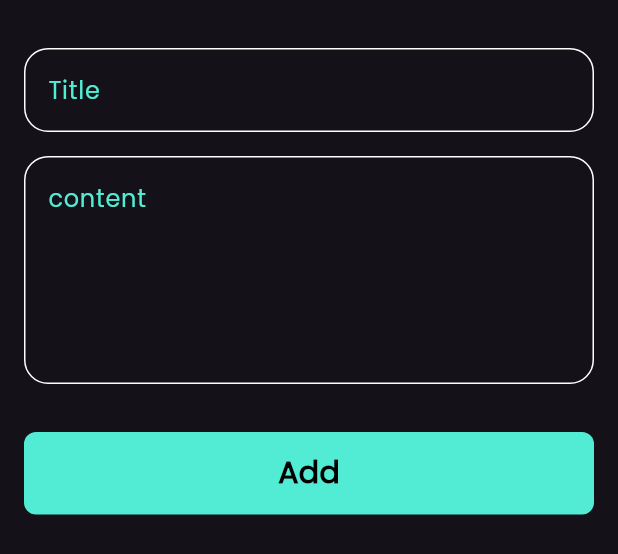
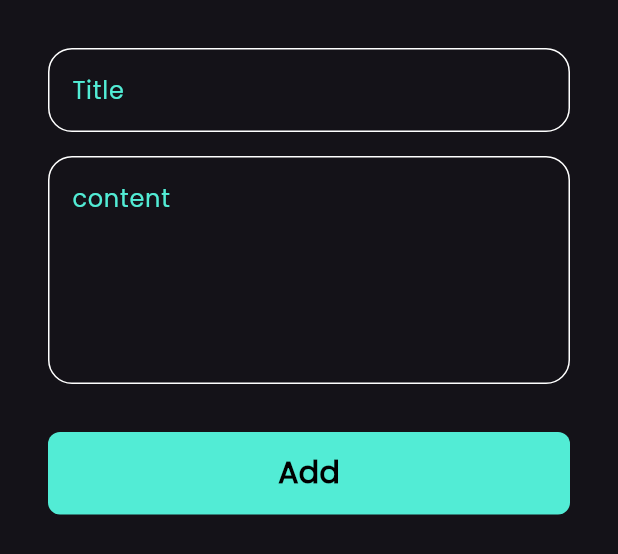
Before and after one commit to engsayed74/notes_app, a Flutter app: the AddNoteBottomSheet widget shown alone on an empty page, opened directly, on a phone screen of 412 x 824 dp. Shown: the top 554 px of the screen. Run offline on Flutter 3.47's test engine with Material 3 defaults, Android fonts, the phone set to English and light mode, and no system bars; drawn by our look-alikes of modal_progress_hud_nsn; our stand-ins replace bloc, flutter_bloc, font_awesome_flutter, hive, hive_flutter; accounts and stored records are empty.

Commit message:
change add note bottom

```diff
--- a/lib/views/widgets/add_note_bottom_sheet.dart
+++ b/lib/views/widgets/add_note_bottom_sheet.dart
@@ -14,8 +14,6 @@ class AddNoteBottomSheet extends StatelessWidget {
   Widget build(BuildContext context) {
     return BlocProvider(
       create: (context) => AddNoteCubit(),
-      child: Padding(
-        padding: EdgeInsets.symmetric(horizontal: 16),
       child: BlocConsumer<AddNoteCubit, AddNoteState>(
         listener: (context, state) {
           if (state is AddNoteFailure) {
@@ -27,16 +25,19 @@ class AddNoteBottomSheet extends StatelessWidget {
           }
 
           // TODO: implement listener
+
+          // TODO: implement listener
         },
-          builder: (context, state) {
-            return ModalProgressHUD(
-              inAsyncCall: state is AddNoteLoading ? true : false,
+        builder: (context, State) {
+          return AbsorbPointer(
+              absorbing: State is AddNoteLoading ? true : false,
+              child: const Padding(
+                padding: EdgeInsets.symmetric(horizontal: 32),
                 child: SingleChildScrollView(
                   child: AddNoteForm(),
                 ),
-            );
+              ));
         },
-        ),
       ),
     );
   }
--- a/lib/views/widgets/add_note_form.dart
+++ b/lib/views/widgets/add_note_form.dart
@@ -47,7 +47,10 @@ class _AddNoteFormState extends State<AddNoteForm> {
           const SizedBox(
             height: 32,
           ),
-          CustomButton(
+          BlocBuilder<AddNoteCubit, AddNoteState>(
+            builder: (context, state) {
+              return CustomButton(
+                isLoading: state is AddNoteLoading ? true : false,
                 onTap: () {
                   if (formKey.currentState!.validate()) {
                     formKey.currentState!.save();
@@ -62,6 +65,8 @@ class _AddNoteFormState extends State<AddNoteForm> {
                     setState(() {});
                   }
                 },
+              );
+            },
           ),
           const SizedBox(
             height: 16,
--- a/lib/views/widgets/custom_button.dart
+++ b/lib/views/widgets/custom_button.dart
@@ -2,8 +2,9 @@ import 'package:flutter/material.dart';
 import 'package:notes_app/constants.dart';
 
 class CustomButton extends StatelessWidget {
-  const CustomButton({super.key, this.onTap});
+  const CustomButton({super.key, this.onTap, this.isLoading = false});
   final void Function()? onTap;
+  final bool isLoading;
   @override
   Widget build(BuildContext context) {
     return GestureDetector(
@@ -15,8 +16,13 @@ final void Function()? onTap;
           color: kPrimaryColor,
           borderRadius: BorderRadius.circular(8),
         ),
-        child: const Center(
-          child: Text(
+        child: Center(
+          child: isLoading
+              ? SizedBox(
+                height: 24,
+                width: 24,
+                child: CircularProgressIndicator(color: Colors.black,))
+              : Text(
                   'Add',
                   style: TextStyle(
                     color: Colors.black,
```
Lines whose indentation alone changed are shown as unchanged.
